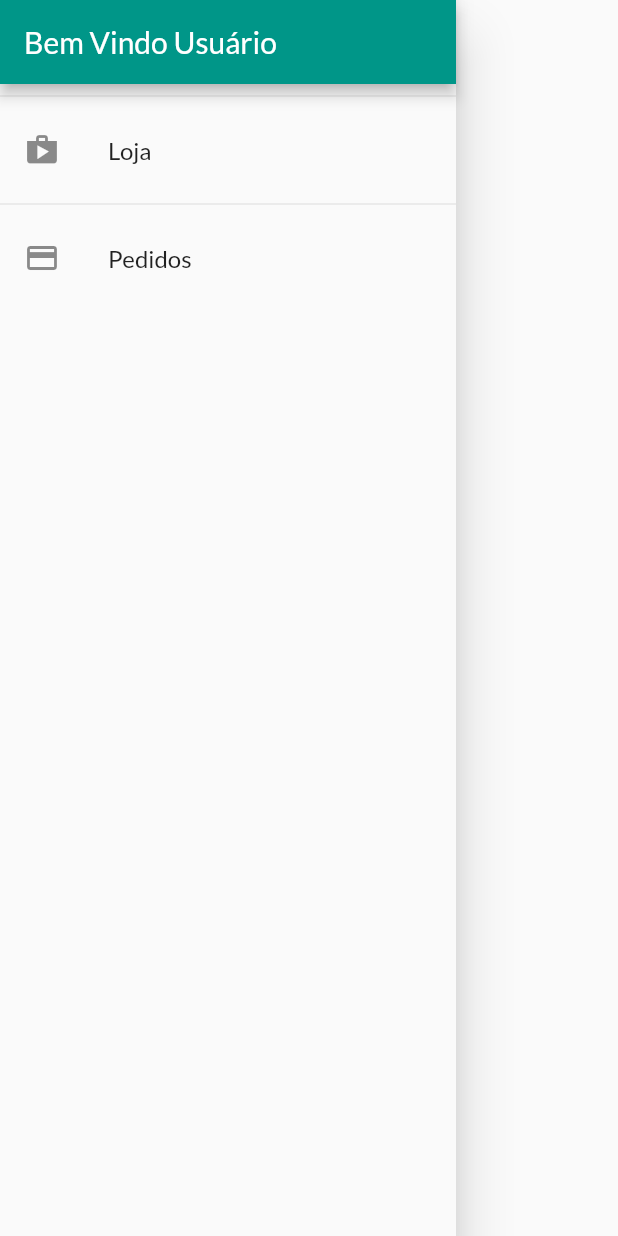
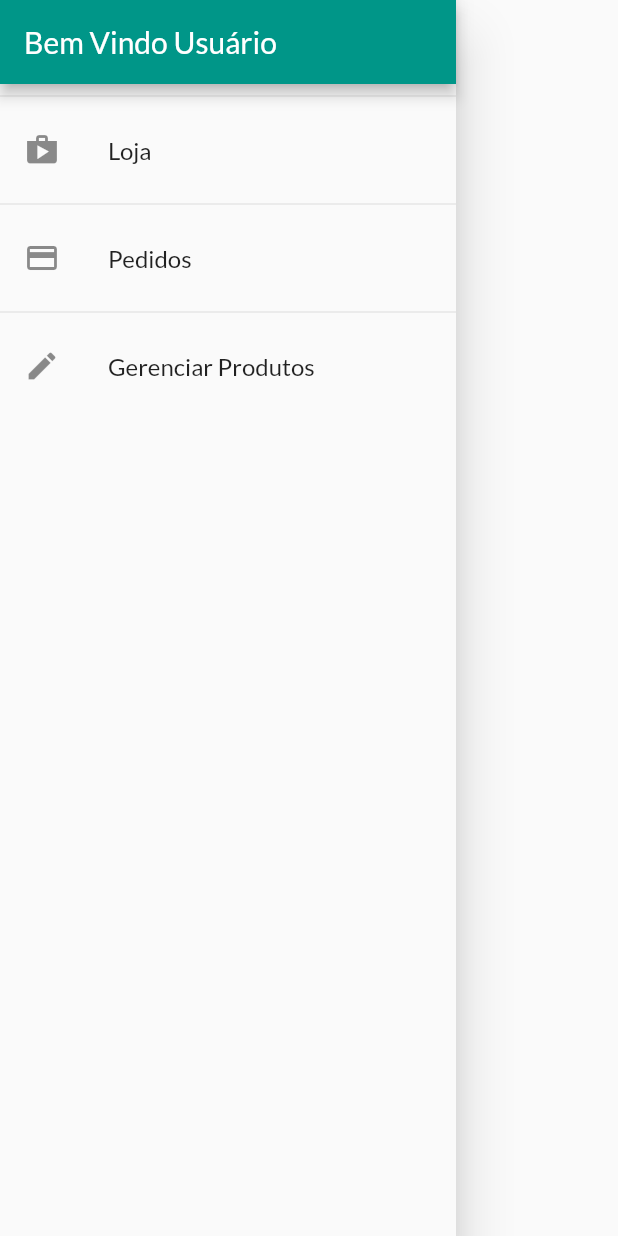
Before and after one commit to 9reis/loja_ii__flutter, a Flutter app: the AppDrawer widget shown alone on an empty page, opened directly, on a phone screen of 412 x 824 dp. Run offline on Flutter 3.47's test engine with Material 2 defaults, Android fonts, the phone set to English and light mode, and no system bars; network calls fail.

Commit message:
Componente Gerenciamento de Produto #01

```diff
--- a/lib/components/app_drawer.dart
+++ b/lib/components/app_drawer.dart
@@ -32,6 +32,16 @@ class AppDrawer extends StatelessWidget {
               Navigator.of(context).pushReplacementNamed(AppRoutes.ORDERS);
             },
           ),
+          Divider(),
+          ListTile(
+            leading: Icon(Icons.edit),
+            title: Text('Gerenciar Produtos'),
+            onTap: () {
+              Navigator.of(context).pushReplacementNamed(
+                AppRoutes.PRODUCTS,
+              );
+            },
+          ),
         ],
       ),
     );
--- a/lib/main.dart
+++ b/lib/main.dart
@@ -7,6 +7,7 @@ import 'package:loja_ii__flutter/pages/counter_page.dart';
 import 'package:loja_ii__flutter/pages/orders_page.dart';
 import 'package:loja_ii__flutter/pages/product_detail_page.dart';
 import 'package:loja_ii__flutter/pages/products_overview_page.dart';
+import 'package:loja_ii__flutter/pages/products_page.dart';
 import 'package:loja_ii__flutter/utils/app_routes.dart';
 import 'package:provider/provider.dart';
 
@@ -46,6 +47,7 @@ class MyApp extends StatelessWidget {
           AppRoutes.PRODUCT_DETAIL: (ctx) => ProductDetailPage(),
           AppRoutes.CART: (ctx) => CartPage(),
           AppRoutes.ORDERS: (ctx) => OrdersPage(),
+          AppRoutes.PRODUCTS: (ctx) => ProductsPage(),
         },
       ),
     );
--- a/lib/models/product_list.dart
+++ b/lib/models/product_list.dart
@@ -14,6 +14,10 @@ class ProductList with ChangeNotifier {
     _items.add(product);
     // Notifica os interessados para que haja uma mudança na UI
     notifyListeners();
+  }
+
+  int get itemsCount {
+    return _items.length;
   }
 }
 
--- a/lib/utils/app_routes.dart
+++ b/lib/utils/app_routes.dart
@@ -3,4 +3,6 @@ class AppRoutes {
   static const PRODUCT_DETAIL = '/product-detail';
   static const CART = '/cart';
   static const ORDERS = '/orders';
+  static const PRODUCTS = '/products';
+
 }
```
Also changed, not shown: lib/pages/products_page.dart (added, +27 -0 lines).
